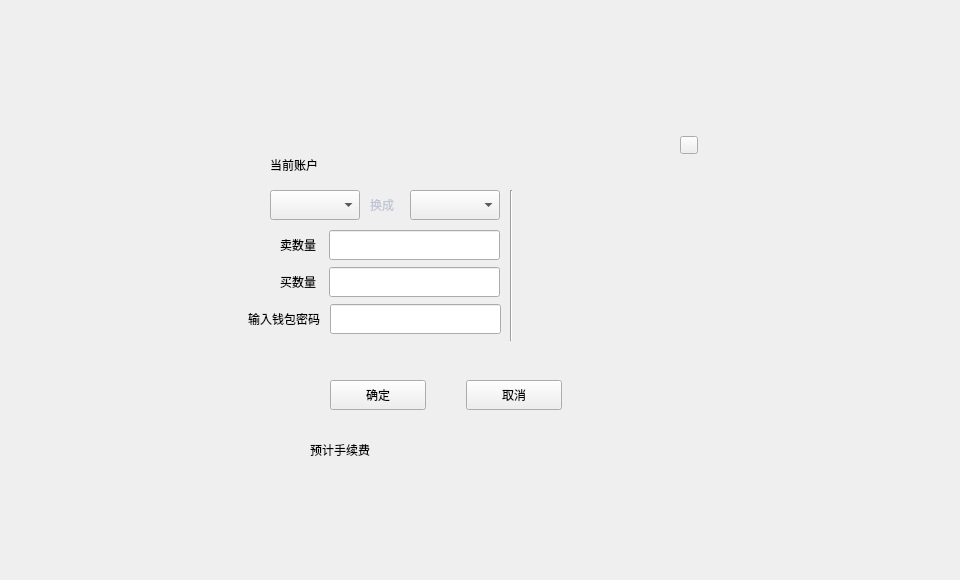
HcashOrg/hx-indicator, file exchange/selldialog.ui: the form before one commit.
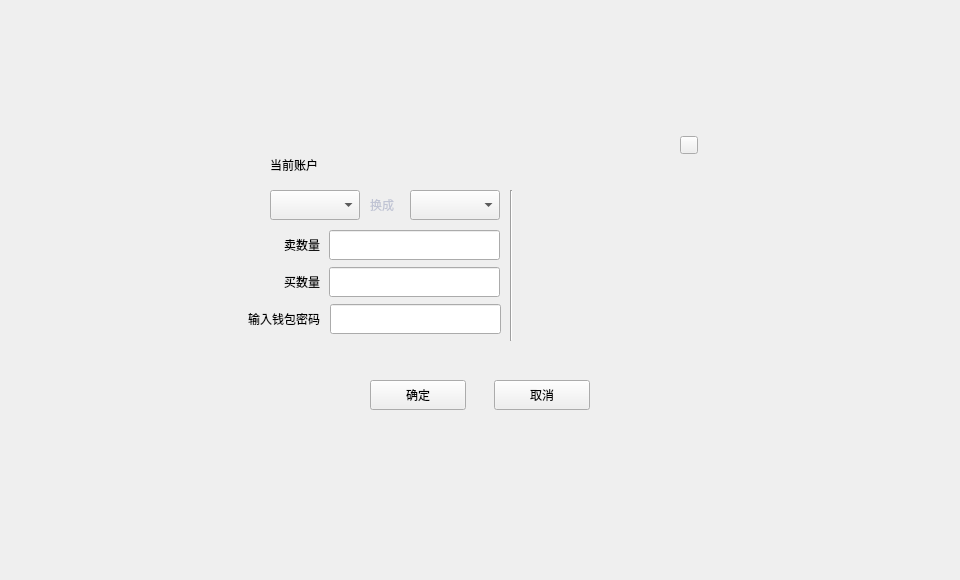
The form after the commit.

The edit to the form file:
```diff
--- a/exchange/selldialog.ui
+++ b/exchange/selldialog.ui
@@ -36,10 +36,15 @@
       <height>340</height>
      </rect>
     </property>
+    <property name="font">
+     <font>
+      <family>微软雅黑</family>
+     </font>
+    </property>
     <widget class="QToolButton" name="cancelBtn">
      <property name="geometry">
       <rect>
-       <x>236</x>
+       <x>264</x>
        <y>260</y>
        <width>96</width>
        <height>30</height>
@@ -58,7 +63,7 @@
     <widget class="QToolButton" name="okBtn">
      <property name="geometry">
       <rect>
-       <x>100</x>
+       <x>140</x>
        <y>260</y>
        <width>96</width>
        <height>30</height>
@@ -147,28 +152,34 @@
     <widget class="QLabel" name="label">
      <property name="geometry">
       <rect>
-       <x>50</x>
+       <x>0</x>
        <y>110</y>
-       <width>54</width>
+       <width>90</width>
        <height>30</height>
       </rect>
      </property>
      <property name="text">
       <string>卖数量</string>
      </property>
+     <property name="alignment">
+      <set>Qt::AlignRight|Qt::AlignTrailing|Qt::AlignVCenter</set>
+     </property>
     </widget>
     <widget class="QLabel" name="label_3">
      <property name="geometry">
       <rect>
-       <x>50</x>
+       <x>0</x>
        <y>147</y>
-       <width>54</width>
+       <width>90</width>
        <height>30</height>
       </rect>
      </property>
      <property name="text">
       <string>买数量</string>
      </property>
+     <property name="alignment">
+      <set>Qt::AlignRight|Qt::AlignTrailing|Qt::AlignVCenter</set>
+     </property>
     </widget>
     <widget class="QLineEdit" name="sellAmountLineEdit">
      <property name="geometry">
@@ -238,38 +249,6 @@
       <string/>
      </property>
     </widget>
-    <widget class="QLabel" name="contractFeeLabel">
-     <property name="geometry">
-      <rect>
-       <x>150</x>
-       <y>320</y>
-       <width>240</width>
-       <height>20</height>
-      </rect>
-     </property>
-     <property name="text">
-      <string/>
-     </property>
-     <property name="alignment">
-      <set>Qt::AlignLeading|Qt::AlignLeft|Qt::AlignVCenter</set>
-     </property>
-    </widget>
-    <widget class="QLabel" name="label_5">
-     <property name="geometry">
-      <rect>
-       <x>40</x>
-       <y>320</y>
-       <width>100</width>
-       <height>20</height>
-      </rect>
-     </property>
-     <property name="text">
-      <string>预计手续费</string>
-     </property>
-     <property name="alignment">
-      <set>Qt::AlignRight|Qt::AlignTrailing|Qt::AlignVCenter</set>
-     </property>
-    </widget>
     <widget class="QLabel" name="label_6">
      <property name="geometry">
       <rect>
```
Left out of the diff: 4 changed lines with no effect on the pictures.
